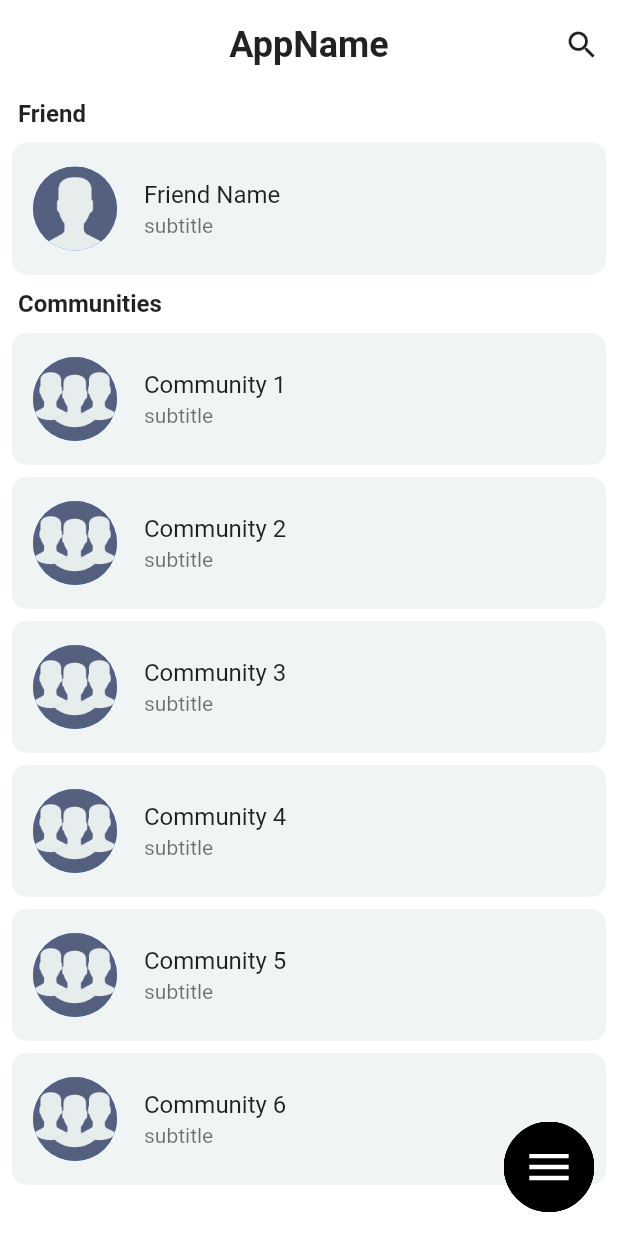
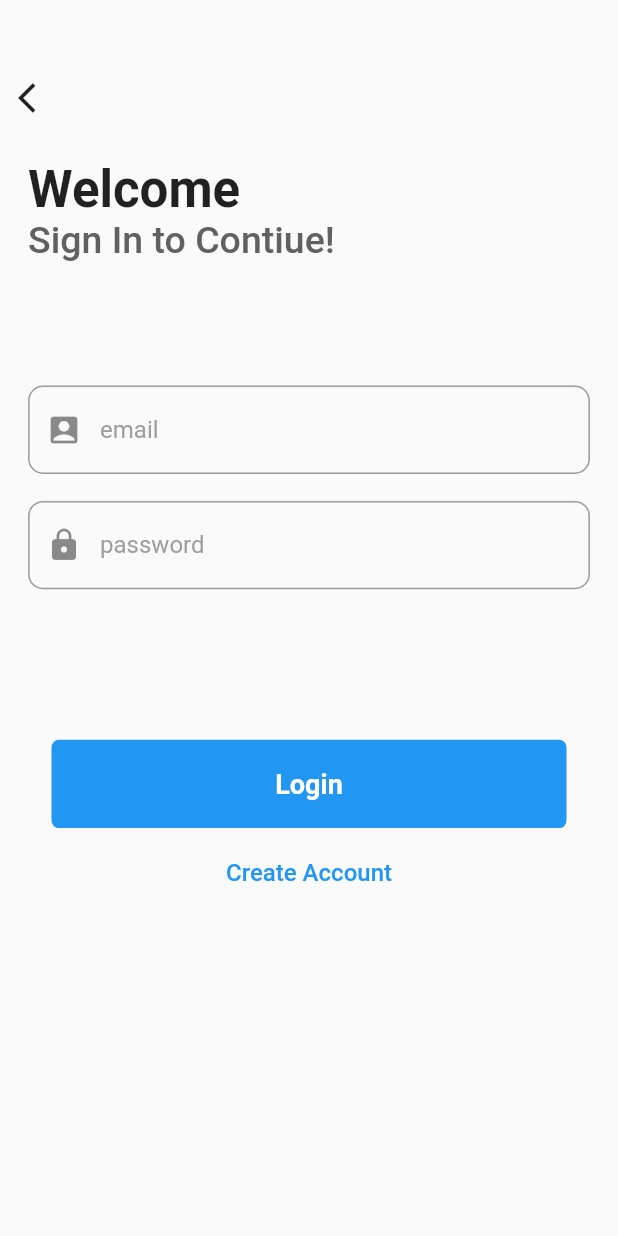
Before and after one commit to MohdShibin/Community-Building-App, a Flutter app: the screen it shows after launch, on a phone screen of 412 x 824 dp. Run offline on Flutter 3.47's test engine with Material 2 defaults, Android fonts, the phone set to English and light mode, and no system bars; our stand-ins replace firebase_core; accounts and stored records are empty.

Commit message:
created loginPage and CreateAccountPage

```diff
--- a/lib/main.dart
+++ b/lib/main.dart
@@ -1,18 +1,20 @@
 import 'package:flutter/material.dart';
 import 'pages/home_page.dart';
+import 'package:firebase_core/firebase_core.dart';
+import '../pages/login_page.dart';
 
-void main() {
-  runApp(const MyApp());
+Future main() async {
+  WidgetsFlutterBinding.ensureInitialized();
+  await Firebase.initializeApp();
+  runApp(MyApp());
 }
 
 class MyApp extends StatelessWidget {
   const MyApp({Key? key}) : super(key: key);
-
-  // This widget is the root of your application.
   @override
   Widget build(BuildContext context) {
-    return const MaterialApp(
-      home: HomePage()
+    return MaterialApp(
+      home: LoginPage(),
     );
   }
 }
--- /dev/null
+++ b/lib/pages/login_page.dart
@@ -0,0 +1,146 @@
+import 'package:community_app/pages/create_account_page.dart';
+import 'package:flutter/material.dart';
+
+class LoginPage extends StatefulWidget {
+  @override
+  _LoginPageState createState() => _LoginPageState();
+}
+
+class _LoginPageState extends State<LoginPage> {
+  final TextEditingController _email = TextEditingController();
+  final TextEditingController _password = TextEditingController();
+  bool isLoading = false;
+
+  @override
+  Widget build(BuildContext context) {
+    final size = MediaQuery.of(context).size;
+
+    return Scaffold(
+      body: isLoading
+          ? Center(
+        child: Container(
+          height: size.height / 20,
+          width: size.height / 20,
+          child: CircularProgressIndicator(),
+        ),
+      )
+          : SingleChildScrollView(
+        child: Column(
+          children: [
+            SizedBox(
+              height: size.height / 20,
+            ),
+            Container(
+              alignment: Alignment.centerLeft,
+              width: size.width / 0.5,
+              child: IconButton(
+                  icon: Icon(Icons.arrow_back_ios), onPressed: () {}),
+            ),
+            SizedBox(
+              height: size.height / 50,
+            ),
+            Container(
+              width: size.width / 1.1,
+              child: Text(
+                "Welcome",
+                style: TextStyle(
+                  fontSize: 34,
+                  fontWeight: FontWeight.bold,
+                ),
+              ),
+            ),
+            Container(
+              width: size.width / 1.1,
+              child: Text(
+                "Sign In to Contiue!",
+                style: TextStyle(
+                  color: Colors.grey[700],
+                  fontSize: 25,
+                  fontWeight: FontWeight.w500,
+                ),
+              ),
+            ),
+            SizedBox(
+              height: size.height / 10,
+            ),
+            Container(
+              width: size.width,
+              alignment: Alignment.center,
+              child: field(size, "email", Icons.account_box, _email),
+            ),
+            Padding(
+              padding: const EdgeInsets.symmetric(vertical: 18.0),
+              child: Container(
+                width: size.width,
+                alignment: Alignment.center,
+                child: field(size, "password", Icons.lock, _password),
+              ),
+            ),
+            SizedBox(
+              height: size.height / 10,
+            ),
+            customButton(size),
+            SizedBox(
+              height: size.height / 40,
+            ),
+            GestureDetector(
+              onTap: () => Navigator.of(context).push(
+                  MaterialPageRoute(builder: (_) => CreateAccountPage())),
+              child: Text(
+                "Create Account",
+                style: TextStyle(
+                  color: Colors.blue,
+                  fontSize: 16,
+                  fontWeight: FontWeight.w500,
+                ),
+              ),
+            )
+          ],
+        ),
+      ),
+    );
+  }
+
+  Widget customButton(Size size) {
+    return GestureDetector(
+      onTap: () {
+
+      },
+      child: Container(
+          height: size.height / 14,
+          width: size.width / 1.2,
+          decoration: BoxDecoration(
+            borderRadius: BorderRadius.circular(5),
+            color: Colors.blue,
+          ),
+          alignment: Alignment.center,
+          child: Text(
+            "Login",
+            style: TextStyle(
+              color: Colors.white,
+              fontSize: 18,
+              fontWeight: FontWeight.bold,
+            ),
+          )),
+    );
+  }
+
+  Widget field(
+      Size size, String hintText, IconData icon, TextEditingController cont) {
+    return Container(
+      height: size.height / 14,
+      width: size.width / 1.1,
+      child: TextField(
+        controller: cont,
+        decoration: InputDecoration(
+          prefixIcon: Icon(icon),
+          hintText: hintText,
+          hintStyle: TextStyle(color: Colors.grey),
+          border: OutlineInputBorder(
+            borderRadius: BorderRadius.circular(10),
+          ),
+        ),
+      ),
+    );
+  }
+}
--- a/pubspec.yaml
+++ b/pubspec.yaml
@@ -13,6 +13,7 @@ dependencies:
     sdk: flutter
   cupertino_icons: ^1.0.2
   firebase_auth: ^3.4.2
+  firebase_core: ^1.19.2
 
 dev_dependencies:
   flutter_test:
```
Also changed, not shown: lib/pages/create_account_page.dart (added, +154 -0 lines), pubspec.lock.
